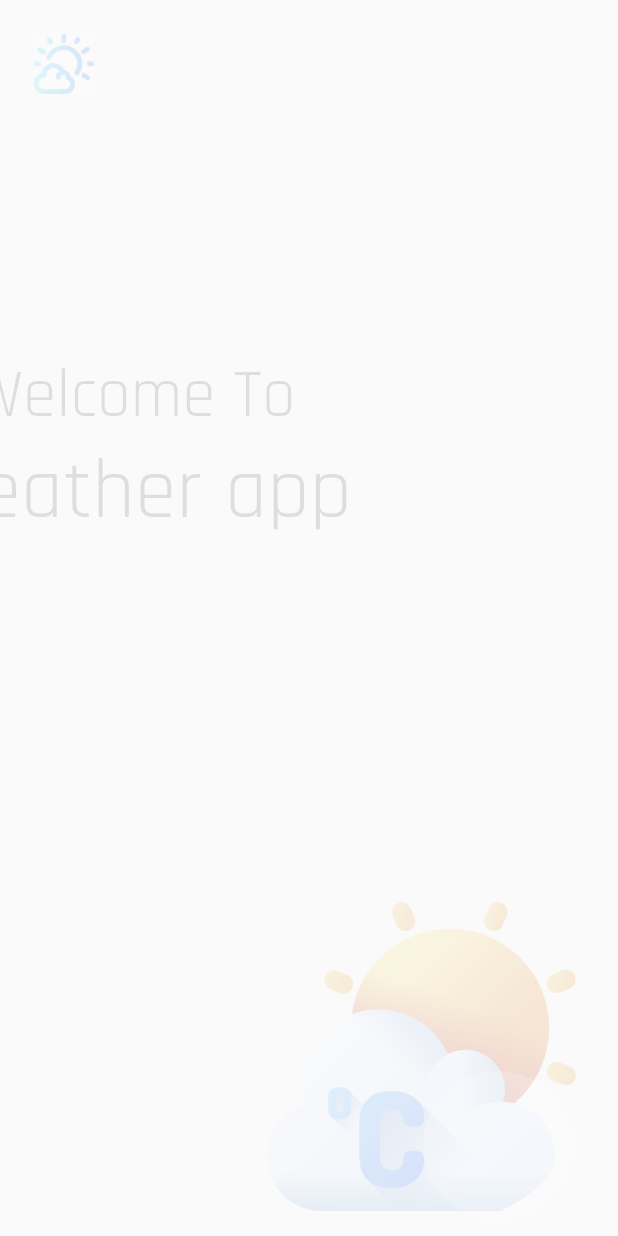
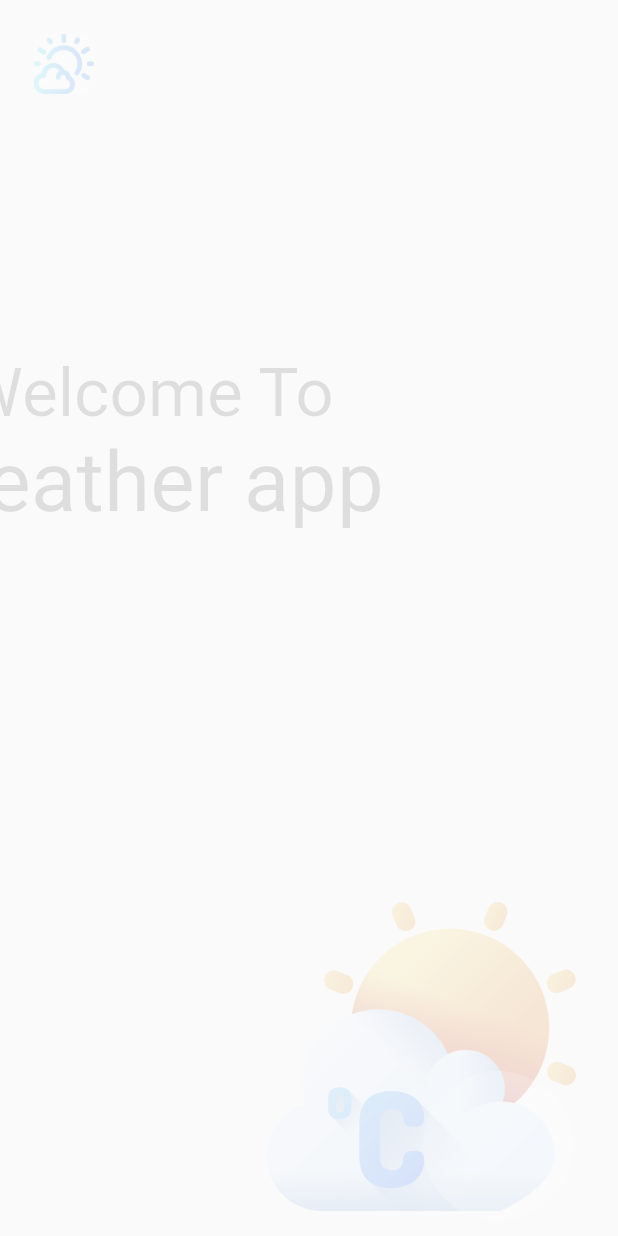
Before and after one commit to bhojrajv/weather_app, a Flutter app: the first screen one second after launch, on a phone screen of 412 x 824 dp. Run offline on Flutter 3.47's test engine with Material 2 defaults, Android fonts, the phone set to English and light mode, and no system bars; our stand-ins replace bloc, equatable, flutter_bloc, geocoding, geolocator, google_fonts and 1 more.

Commit message:
feat:add_flavor

```diff
--- a/lib/app.dart
+++ b/lib/app.dart
@@ -2,10 +2,10 @@ import 'package:flutter/material.dart';
 import 'package:flutter_bloc/flutter_bloc.dart';
 import 'package:flutter_weather/cubit/location_cubit/locationcubit_cubit.dart';
 import 'package:flutter_weather/cubit/theme/theme.dart';
-import 'package:flutter_weather/cubit/weather/weather.dart';
 import 'package:flutter_weather/view/splash_screen.dart';
-import 'package:google_fonts/google_fonts.dart';
 import 'package:weather_repository/weather_repository.dart';
+
+import 'flavours/flavours_configurefile.dart';
 
 class WeatherApp extends StatelessWidget {
   const WeatherApp({required WeatherRepository weatherRepository, super.key})
@@ -36,17 +36,11 @@ class WeatherAppView extends StatelessWidget {
     final textTheme = Theme.of(context).textTheme;
     return BlocBuilder<ThemeCubit, Color>(
       builder: (context, color) {
+        FlavoursConfig.getInstance()..context =context
+        ..color=color;
         return MaterialApp(
           debugShowCheckedModeBanner: false,
-          theme: ThemeData(
-            primaryColor: color,
-            textTheme: GoogleFonts.rajdhaniTextTheme(),
-            appBarTheme: AppBarTheme(
-              titleTextStyle: GoogleFonts.rajdhaniTextTheme(textTheme)
-                  .apply(bodyColor: Colors.white)
-                  .titleLarge,
-            ),
-          ),
+          theme: FlavoursConfig.getInstance().apptheme,
           home: const SplashScreen(),
         );
       },
--- /dev/null
+++ b/lib/flavours/flavours_configurefile.dart
@@ -0,0 +1,29 @@
+import 'package:flutter/material.dart';
+import 'package:google_fonts/google_fonts.dart';
+
+class FlavoursConfig{
+ static  FlavoursConfig? _instance;
+ FlavoursConfig._();
+ static FlavoursConfig getInstance(){
+   if(_instance==null){
+    _instance= FlavoursConfig._();
+   }
+   return _instance??FlavoursConfig._();
+ }
+  Color? color;
+  String?apptitle;
+  ThemeData?apptheme;
+  String? apiEndapoints;
+  dynamic context;
+  FlavoursConfig({this.apptitle,this.apiEndapoints="default",this.apptheme,
+  required this.context,this.color}){
+    this.apptitle="Flutter_Weather";
+    this.apptheme=ThemeData(primaryColor: color,
+      textTheme: GoogleFonts.rajdhaniTextTheme(),
+      appBarTheme: AppBarTheme(
+        titleTextStyle: GoogleFonts.rajdhaniTextTheme(Theme.of(context).textTheme)
+            .apply(bodyColor: Colors.white)
+            .titleLarge,
+      ),);
+  }
+}
--- /dev/null
+++ b/lib/flavours/productions_main.dart
@@ -0,0 +1,3 @@
+void main(){
+
+}
```
Also changed, not shown: lib/cubit/weather/view/weather_page.dart (+7 -1 lines), lib/flavours/dev_main.dart (added, +23 -0 lines), lib/flavours/main_comman.dart (renamed from lib/main.dart, +6 -1 lines), 1 other file.
